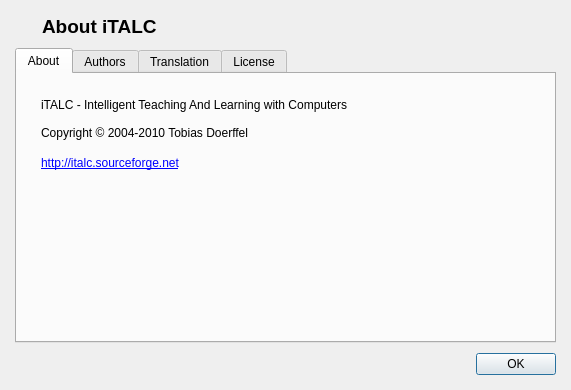
The window that ima/dialogs/AboutDialog.ui (veyon/veyon) describes before a commit, drawn with Qt 5.
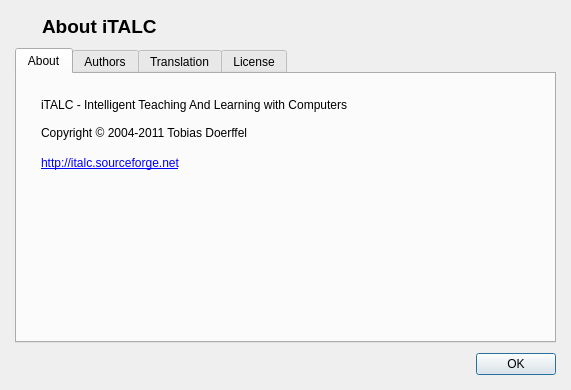
The same window after the commit. Icons and pictures are not drawn.

Commit message:
IMA/AboutDialog: fixed copyright years
Extend copyright to 2011.

What changed in the file:
```diff
--- a/ima/dialogs/AboutDialog.ui
+++ b/ima/dialogs/AboutDialog.ui
@@ -102,7 +102,7 @@
          <property name="text">
           <string>iTALC - Intelligent Teaching And Learning with Computers
 
-Copyright © 2004-2010 Tobias Doerffel</string>
+Copyright © 2004-2011 Tobias Doerffel</string>
          </property>
         </widget>
        </item>
```
